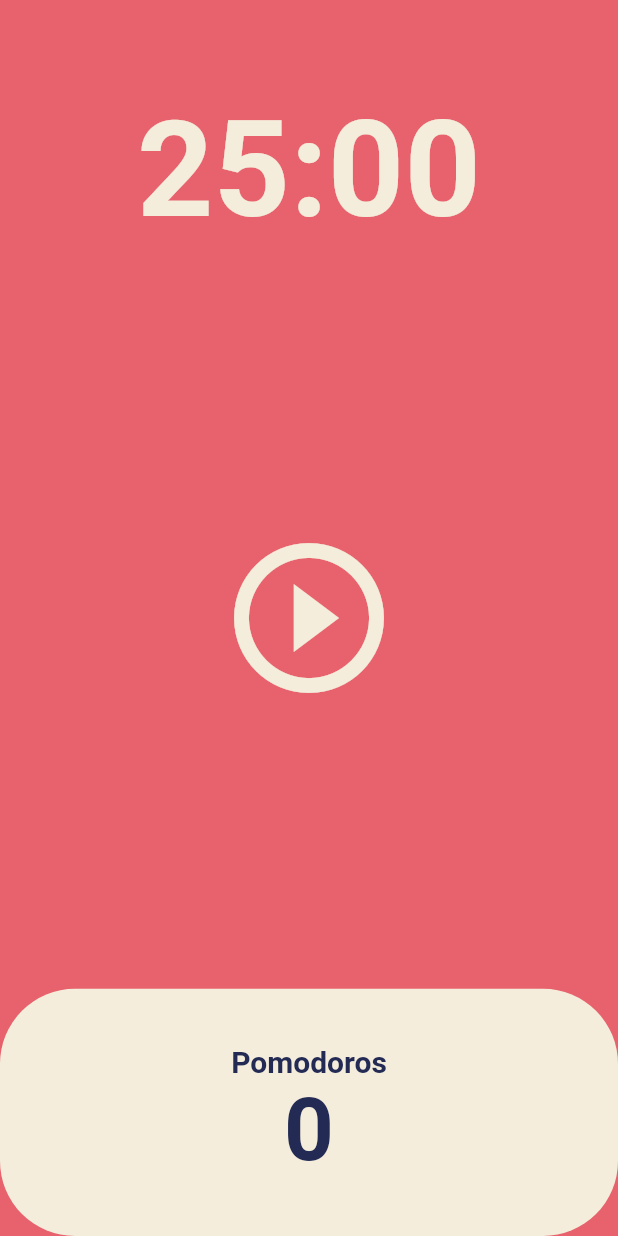
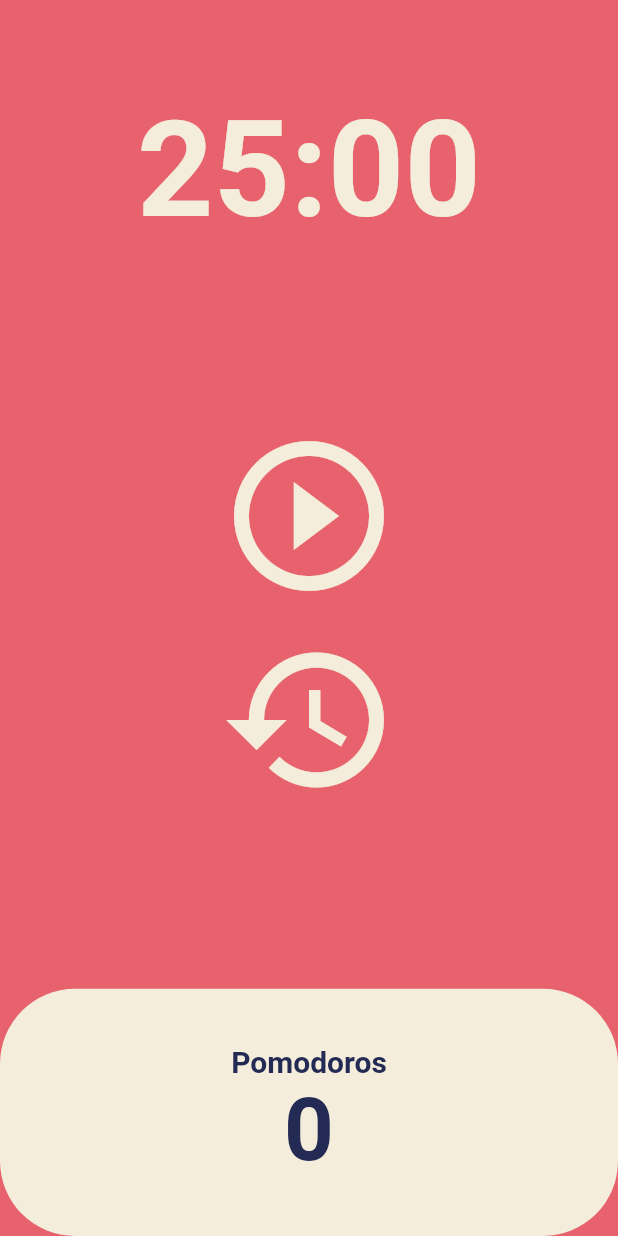
Before and after one commit to ssryu/pomodoro_app, a Flutter app: the screen it shows after launch, on a phone screen of 412 x 824 dp. Run offline on Flutter 3.47's test engine with Material 2 defaults, Android fonts, the phone set to English and light mode, and no system bars.

Commit message:
Add reset button

```diff
--- a/lib/screens/home_screen.dart
+++ b/lib/screens/home_screen.dart
@@ -51,6 +51,14 @@ class _HomeScreenState extends State<HomeScreen> {
     });
   }
 
+  void onResetPressed() {
+    timer.cancel();
+    setState(() {
+      totalSeconds = 1500;
+      isRunning = false;
+    });
+  }
+
   String getFormattedTime() {
     String minutes = (totalSeconds ~/ 60).toString().padLeft(2, '0');
     String seconds = (totalSeconds % 60).toString().padLeft(2, '0');
@@ -79,13 +87,24 @@ class _HomeScreenState extends State<HomeScreen> {
         Flexible(
           flex: 3,
           child: Center(
-            child: IconButton(
+            child: Column(
+              mainAxisAlignment: MainAxisAlignment.center,
+              children: [
+                IconButton(
                   onPressed: isRunning ? onPausePressed : onStartPressed,
                   icon: Icon(isRunning
                       ? Icons.pause_circle_outline
                       : Icons.play_circle_outline),
                   iconSize: 120,
                   color: Theme.of(context).cardColor,
+                ),
+                IconButton(
+                  onPressed: onResetPressed,
+                  icon: const Icon(Icons.restore_outlined),
+                  iconSize: 120,
+                  color: Theme.of(context).cardColor,
+                ),
+              ],
             ),
           ),
         ),
```
Lines whose indentation alone changed are shown as unchanged.
